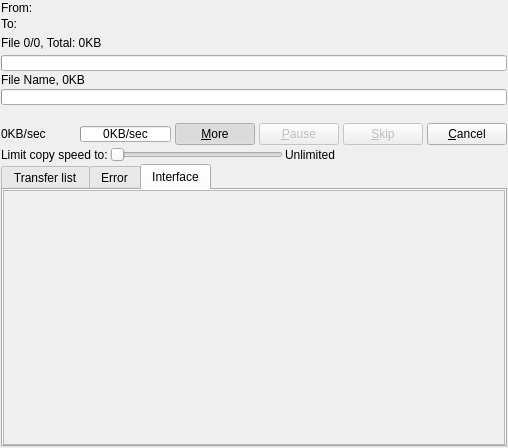
Old version of the form plugins/Themes/Oxygen2/interface.ui in the repository alphaonex86/Ultracopier.
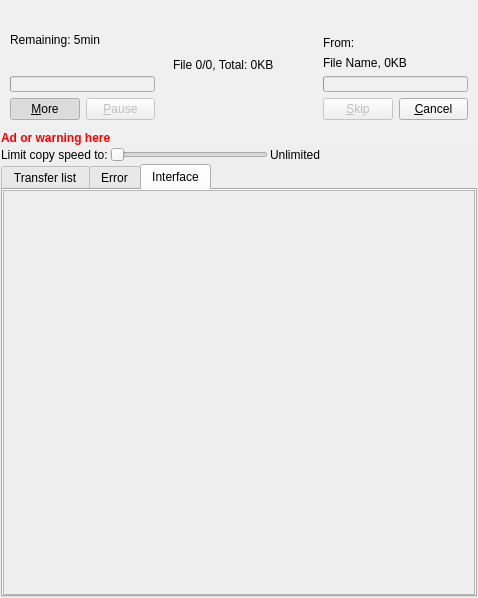
New version of the form. The open tabs and pages were chosen to show the change. Icons and pictures are not drawn.

Commit message: [Improvement] Advance on new interface

What changed in the file:
```diff
--- a/plugins/Themes/Oxygen2/interface.ui
+++ b/plugins/Themes/Oxygen2/interface.ui
@@ -6,8 +6,8 @@
    <rect>
     <x>0</x>
     <y>0</y>
-    <width>508</width>
-    <height>448</height>
+    <width>478</width>
+    <height>598</height>
    </rect>
   </property>
   <property name="windowTitle">
@@ -25,68 +25,109 @@
     <number>1</number>
    </property>
    <item>
-    <layout class="QHBoxLayout">
+    <widget class="QFrame" name="frame">
+     <property name="minimumSize">
+      <size>
+       <width>300</width>
+       <height>100</height>
+      </size>
+     </property>
+     <property name="styleSheet">
+      <string notr="true">background-color: rgb(240, 240, 240);</string>
+     </property>
+     <layout class="QHBoxLayout" name="horizontalLayout_3">
      <property name="spacing">
-      <number>2</number>
-     </property>
-     <item>
-      <widget class="QLabel" name="from_label">
-       <property name="text">
-        <string>From:</string>
-       </property>
-      </widget>
-     </item>
-     <item>
-      <widget class="QLabel" name="from">
-       <property name="sizePolicy">
-        <sizepolicy hsizetype="Expanding" vsizetype="Preferred">
-         <horstretch>0</horstretch>
-         <verstretch>0</verstretch>
-        </sizepolicy>
-       </property>
-       <property name="text">
-        <string/>
-       </property>
-       <property name="textFormat">
-        <enum>Qt::PlainText</enum>
-       </property>
-      </widget>
-     </item>
-    </layout>
-   </item>
+       <number>0</number>
+      </property>
+      <property name="leftMargin">
+       <number>0</number>
+      </property>
+      <property name="topMargin">
+       <number>0</number>
+      </property>
+      <property name="rightMargin">
+       <number>0</number>
+      </property>
+      <property name="bottomMargin">
+       <number>0</number>
+      </property>
    <item>
-    <layout class="QHBoxLayout">
-     <property name="spacing">
-      <number>5</number>
-     </property>
+       <widget class="QFrame" name="frameLeft">
+        <property name="minimumSize">
+         <size>
+          <width>150</width>
+          <height>100</height>
+         </size>
+        </property>
+        <layout class="QVBoxLayout" name="verticalLayoutLeft">
      <item>
-      <widget class="QLabel" name="to_label">
+          <widget class="QLabel" name="labelTimeRemaining">
        <property name="text">
-        <string>To:</string>
+            <string>Remaining: 5min</string>
        </property>
       </widget>
      </item>
      <item>
-      <widget class="QLabel" name="to">
-       <property name="sizePolicy">
-        <sizepolicy hsizetype="Expanding" vsizetype="Preferred">
-         <horstretch>0</horstretch>
-         <verstretch>0</verstretch>
-        </sizepolicy>
-       </property>
-       <property name="text">
-        <string/>
-       </property>
-       <property name="textFormat">
-        <enum>Qt::PlainText</enum>
-       </property>
-      </widget>
-     </item>
-    </layout>
+          <widget class="QProgressBar" name="progressBar_all">
+           <property name="maximumSize">
+            <size>
+             <width>16777215</width>
+             <height>16</height>
+            </size>
+           </property>
+           <property name="maximum">
+            <number>65535</number>
+           </property>
+          </widget>
    </item>
    <item>
     <layout class="QHBoxLayout" name="horizontalLayout_4">
      <item>
+            <widget class="QPushButton" name="moreButton">
+             <property name="text">
+              <string>&amp;More</string>
+             </property>
+             <property name="icon">
+              <iconset resource="interfaceResources.qrc">
+               <normaloff>:/Themes/Oxygen/resources/moveDown.png</normaloff>:/Themes/Oxygen/resources/moveDown.png</iconset>
+             </property>
+             <property name="checkable">
+              <bool>true</bool>
+             </property>
+             <property name="checked">
+              <bool>true</bool>
+             </property>
+            </widget>
+           </item>
+           <item>
+            <widget class="QPushButton" name="pauseButton">
+             <property name="enabled">
+              <bool>false</bool>
+             </property>
+             <property name="text">
+              <string>&amp;Pause</string>
+             </property>
+             <property name="icon">
+              <iconset resource="interfaceResources.qrc">
+               <normaloff>:/Themes/Oxygen/resources/player_pause.png</normaloff>:/Themes/Oxygen/resources/player_pause.png</iconset>
+             </property>
+            </widget>
+           </item>
+          </layout>
+         </item>
+        </layout>
+       </widget>
+      </item>
+      <item>
+       <widget class="QFrame" name="frameMiddle">
+        <property name="minimumSize">
+         <size>
+          <width>150</width>
+          <height>100</height>
+         </size>
+        </property>
+        <layout class="QVBoxLayout" name="verticalLayouMiddle">
+         <item>
       <widget class="QLabel" name="overall">
        <property name="text">
         <string notr="true">File 0/0, Total: 0KB</string>
@@ -96,16 +137,18 @@
        </property>
       </widget>
      </item>
-     <item>
-      <widget class="QLabel" name="labelTimeRemaining">
-       <property name="textFormat">
-        <enum>Qt::RichText</enum>
-       </property>
-       <property name="alignment">
-        <set>Qt::AlignRight|Qt::AlignTrailing|Qt::AlignVCenter</set>
-       </property>
-      </widget>
-     </item>
+        </layout>
+       </widget>
+      </item>
+      <item>
+       <widget class="QFrame" name="frameRight">
+        <property name="minimumSize">
+         <size>
+          <width>150</width>
+          <height>100</height>
+         </size>
+        </property>
+        <layout class="QVBoxLayout" name="verticalLayoutRight">
      <item>
       <widget class="QToolButton" name="shutdown">
        <property name="maximumSize">
@@ -129,21 +172,33 @@
        </property>
       </widget>
      </item>
-    </layout>
-   </item>
-   <item>
-    <widget class="QProgressBar" name="progressBar_all">
-     <property name="maximumSize">
-      <size>
-       <width>16777215</width>
-       <height>16</height>
-      </size>
-     </property>
-     <property name="maximum">
-      <number>65535</number>
-     </property>
-    </widget>
-   </item>
+         <item>
+          <layout class="QHBoxLayout" name="horizontalLayout_6">
+           <item>
+            <widget class="QLabel" name="from_label">
+             <property name="text">
+              <string>From:</string>
+             </property>
+            </widget>
+           </item>
+           <item>
+            <widget class="QLabel" name="from">
+             <property name="sizePolicy">
+              <sizepolicy hsizetype="Expanding" vsizetype="Preferred">
+               <horstretch>0</horstretch>
+               <verstretch>0</verstretch>
+              </sizepolicy>
+             </property>
+             <property name="text">
+              <string/>
+             </property>
+             <property name="textFormat">
+              <enum>Qt::PlainText</enum>
+             </property>
+            </widget>
+           </item>
+          </layout>
+         </item>
    <item>
     <widget class="QLabel" name="current_file">
      <property name="text">
@@ -168,89 +223,7 @@
     </widget>
    </item>
    <item>
-    <widget class="QLabel" name="ad_ultimate">
-     <property name="textFormat">
-      <enum>Qt::RichText</enum>
-     </property>
-     <property name="openExternalLinks">
-      <bool>true</bool>
-     </property>
-    </widget>
-   </item>
-   <item>
-    <layout class="QHBoxLayout">
-     <property name="spacing">
-      <number>4</number>
-     </property>
-     <item>
-      <widget class="QLabel" name="currentSpeed">
-       <property name="sizePolicy">
-        <sizepolicy hsizetype="Expanding" vsizetype="Preferred">
-         <horstretch>0</horstretch>
-         <verstretch>0</verstretch>
-        </sizepolicy>
-       </property>
-       <property name="minimumSize">
-        <size>
-         <width>60</width>
-         <height>0</height>
-        </size>
-       </property>
-       <property name="text">
-        <string notr="true">0KB/sec</string>
-       </property>
-      </widget>
-     </item>
-     <item>
-      <widget class="QProgressBar" name="progressBarCurrentSpeed">
-       <property name="maximumSize">
-        <size>
-         <width>16777215</width>
-         <height>16</height>
-        </size>
-       </property>
-       <property name="maximum">
-        <number>1</number>
-       </property>
-       <property name="value">
-        <number>0</number>
-       </property>
-       <property name="format">
-        <string notr="true">0KB/sec</string>
-       </property>
-      </widget>
-     </item>
-     <item>
-      <widget class="QPushButton" name="moreButton">
-       <property name="text">
-        <string>&amp;More</string>
-       </property>
-       <property name="icon">
-        <iconset resource="interfaceResources.qrc">
-         <normaloff>:/Themes/Oxygen/resources/moveDown.png</normaloff>:/Themes/Oxygen/resources/moveDown.png</iconset>
-       </property>
-       <property name="checkable">
-        <bool>true</bool>
-       </property>
-       <property name="checked">
-        <bool>true</bool>
-       </property>
-      </widget>
-     </item>
-     <item>
-      <widget class="QPushButton" name="pauseButton">
-       <property name="enabled">
-        <bool>false</bool>
-       </property>
-       <property name="text">
-        <string>&amp;Pause</string>
-       </property>
-       <property name="icon">
-        <iconset resource="interfaceResources.qrc">
-         <normaloff>:/Themes/Oxygen/resources/player_pause.png</normaloff>:/Themes/Oxygen/resources/player_pause.png</iconset>
-       </property>
-      </widget>
-     </item>
+          <layout class="QHBoxLayout" name="horizontalLayout_5">
      <item>
       <widget class="QPushButton" name="skipButton">
        <property name="enabled">
@@ -278,6 +251,28 @@
      </item>
     </layout>
    </item>
+        </layout>
+       </widget>
+      </item>
+     </layout>
+    </widget>
+   </item>
+   <item>
+    <widget class="QLabel" name="ad_ultimate">
+     <property name="styleSheet">
+      <string notr="true">background-color: rgb(240, 240, 240);</string>
+     </property>
+     <property name="text">
+      <string>&lt;html&gt;&lt;head/&gt;&lt;body&gt;&lt;p&gt;&lt;span style=&quot; font-weight:600; color:#ff0000;&quot;&gt;Ad or warning here&lt;/span&gt;&lt;/p&gt;&lt;/body&gt;&lt;/html&gt;</string>
+     </property>
+     <property name="textFormat">
+      <enum>Qt::RichText</enum>
+     </property>
+     <property name="openExternalLinks">
+      <bool>true</bool>
+     </property>
+    </widget>
+   </item>
    <item>
     <layout class="QHBoxLayout" name="limitSpeedAsMain">
      <item>
@@ -757,8 +752,8 @@
            <rect>
             <x>0</x>
             <y>0</y>
-            <width>492</width>
-            <height>227</height>
+            <width>464</width>
+            <height>373</height>
            </rect>
           </property>
          </widget>
```
Left out of the diff: 22 changed lines with no effect on the pictures. Lines whose indentation alone changed are shown as unchanged. The commit also changes 3 other files.
